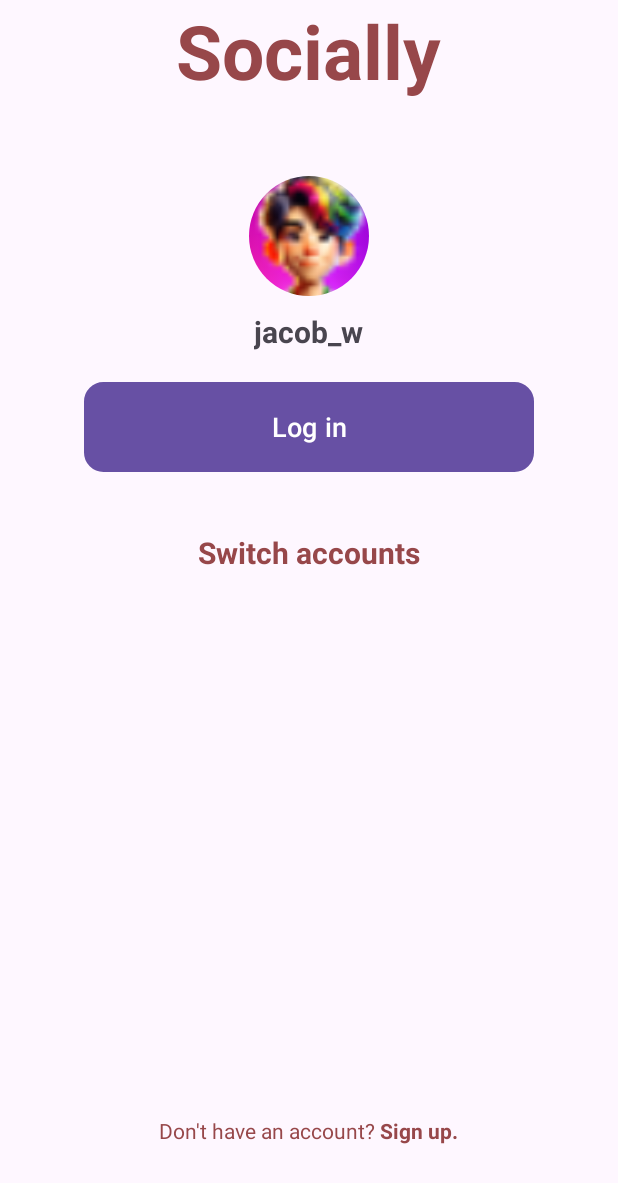
After one commit to Moiz005/SMD_Assignment_1, an Android app: the AccountsActivity screen opened directly, with no data from a screen before it, on a phone screen of 412 x 824 dp. The commit adds this screen. Shown: the top 1183 px of the screen. Run offline under Robolectric (Android 15) with nearby library versions, the phone set to English and light mode, and no system bars.

Commit message:
Added the thrid page (Accounts Page)

```diff
--- a/app/src/main/AndroidManifest.xml
+++ b/app/src/main/AndroidManifest.xml
@@ -12,7 +12,10 @@
         android:supportsRtl="true"
         android:theme="@style/Theme.Assignment_1">
         <activity
-            android:name=".LoginActivity"
+            android:name=".AccountsActivity"
+            android:exported="false" />
+        <activity
+            android:name=".SignupActivity"
             android:exported="false" />
         <activity
             android:name=".MainActivity"
--- /dev/null
+++ b/app/src/main/java/com/example/assignment_1/AccountsActivity.kt
@@ -0,0 +1,20 @@
+package com.example.assignment_1
+
+import android.os.Bundle
+import androidx.activity.enableEdgeToEdge
+import androidx.appcompat.app.AppCompatActivity
+import androidx.core.view.ViewCompat
+import androidx.core.view.WindowInsetsCompat
+
+class AccountsActivity : AppCompatActivity() {
+    override fun onCreate(savedInstanceState: Bundle?) {
+        super.onCreate(savedInstanceState)
+        enableEdgeToEdge()
+        setContentView(R.layout.activity_accounts)
+        ViewCompat.setOnApplyWindowInsetsListener(findViewById(R.id.main)) { v, insets ->
+            val systemBars = insets.getInsets(WindowInsetsCompat.Type.systemBars())
+            v.setPadding(systemBars.left, systemBars.top, systemBars.right, systemBars.bottom)
+            insets
+        }
+    }
+}
--- a/app/src/main/java/com/example/assignment_1/MainActivity.kt
+++ b/app/src/main/java/com/example/assignment_1/MainActivity.kt
@@ -23,7 +23,7 @@ class MainActivity : AppCompatActivity() {
 
         lifecycleScope.launch {
             delay(3000)
-            startActivity(Intent(this@MainActivity, LoginActivity::class.java))
+            startActivity(Intent(this@MainActivity, SignupActivity::class.java))
             finish()
         }
     }
--- a/app/src/main/res/drawable/rounded_button.xml
+++ b/app/src/main/res/drawable/rounded_button.xml
@@ -3,7 +3,7 @@
     android:shape="rectangle">
 
     <!-- Background color -->
-    <solid android:color="#ae7675" />
+    <solid android:color="@color/btn_color" />
 
     <!-- Rounded corners -->
     <corners android:radius="12dp" />
--- /dev/null
+++ b/app/src/main/res/layout/activity_accounts.xml
@@ -0,0 +1,106 @@
+<?xml version="1.0" encoding="utf-8"?>
+<androidx.constraintlayout.widget.ConstraintLayout xmlns:android="http://schemas.android.com/apk/res/android"
+    xmlns:app="http://schemas.android.com/apk/res-auto"
+    xmlns:tools="http://schemas.android.com/tools"
+    android:id="@+id/main"
+    android:layout_width="match_parent"
+    android:layout_height="match_parent"
+    tools:context=".AccountsActivity">
+
+    <RelativeLayout
+        android:layout_height="match_parent"
+        android:layout_width="match_parent"
+        android:gravity="center"
+        android:orientation="vertical"
+        >
+        <LinearLayout
+            android:layout_height="wrap_content"
+            android:layout_width="match_parent"
+            android:gravity="center"
+            android:orientation="vertical"
+            >
+            <TextView
+                android:layout_width="wrap_content"
+                android:layout_height="wrap_content"
+                android:text="Socially"
+                android:textSize="50sp"
+                android:textStyle="bold"
+                android:textColor="#97474a"
+                >
+            </TextView>
+
+            <androidx.cardview.widget.CardView
+                android:layout_width="80dp"
+                android:layout_height="80dp"
+                android:layout_marginTop="50dp"
+                app:cardCornerRadius="40dp"
+                app:cardElevation="0dp"
+                android:clipToOutline="true">
+
+                <ImageView
+                    android:contentDescription="@string/profile_pic_desc"
+                    android:layout_width="match_parent"
+                    android:layout_height="match_parent"
+                    android:scaleType="centerCrop"
+                    android:src="@drawable/user_profile_pic"/>
+
+            </androidx.cardview.widget.CardView>
+            <TextView
+                android:layout_width="wrap_content"
+                android:layout_height="wrap_content"
+                android:text="jacob_w"
+                android:layout_marginTop="10dp"
+                android:textStyle="bold"
+                android:textSize="20sp"
+                android:layout_marginBottom="10dp"
+                />
+            <Button
+                android:layout_width="300dp"
+                android:layout_height="60dp"
+                android:layout_marginTop="10dp"
+                android:text="@string/login_btn"
+                android:textSize="18sp"
+                android:textColor="@color/white"
+                android:background="@drawable/rounded_button"
+                />
+
+            <TextView
+                android:layout_width="wrap_content"
+                android:layout_height="wrap_content"
+                android:textColor="#97474a"
+                android:text="Switch accounts"
+                android:layout_marginTop="10dp"
+                android:textStyle="bold"
+                android:textSize="20sp"
+                android:layout_marginBottom="10dp"
+                android:layout_marginVertical="40dp"
+                >
+            </TextView>
+        </LinearLayout>
+        <LinearLayout
+            android:layout_width="match_parent"
+            android:layout_height="100dp"
+            android:paddingVertical="20dp"
+            android:layout_alignParentBottom="true"
+            android:gravity="center_horizontal"
+            android:orientation="horizontal"
+            >
+            <TextView
+                android:layout_width="wrap_content"
+                android:layout_height="wrap_content"
+                android:textColor="#97474a"
+                android:text="Don't have an account?"
+                >
+            </TextView>
+            <TextView
+                android:layout_width="wrap_content"
+                android:layout_height="wrap_content"
+                android:textColor="#97474a"
+                android:textStyle="bold"
+                android:text=" Sign up."
+                >
+            </TextView>
+        </LinearLayout>
+    </RelativeLayout>
+
+</androidx.constraintlayout.widget.ConstraintLayout>
--- a/app/src/main/res/values/colors.xml
+++ b/app/src/main/res/values/colors.xml
@@ -3,4 +3,5 @@
     <color name="black">#FF000000</color>
     <color name="white">#FFFFFFFF</color>
     <color name="main_bg">#8e3f42</color>
+    <color name="btn_color">#9a5a5b</color>
 </resources>
--- a/app/src/main/res/values/strings.xml
+++ b/app/src/main/res/values/strings.xml
@@ -2,4 +2,7 @@
     <string name="app_name">Assignment_1</string>
     <string name="app_logo">Logo of the application</string>
     <string name="socially">Socially</string>
+    <string name="signup_btn">Create an Account</string>
+    <string name="login_btn">Log in</string>
+    <string name="profile_pic_desc">Profile Pic of account</string>
 </resources>
```
Also changed, not shown: app/src/main/java/com/example/assignment_1/LoginActivity.kt (deleted, +0 -20 lines), app/src/main/java/com/example/assignment_1/SignupActivity.kt (added, +20 -0 lines), app/src/main/res/layout/activity_login.xml (deleted, +0 -240 lines), app/src/main/res/layout/activity_signup.xml (added, +211 -0 lines), app/src/main/res/drawable/user_profile_pic.png (added).
